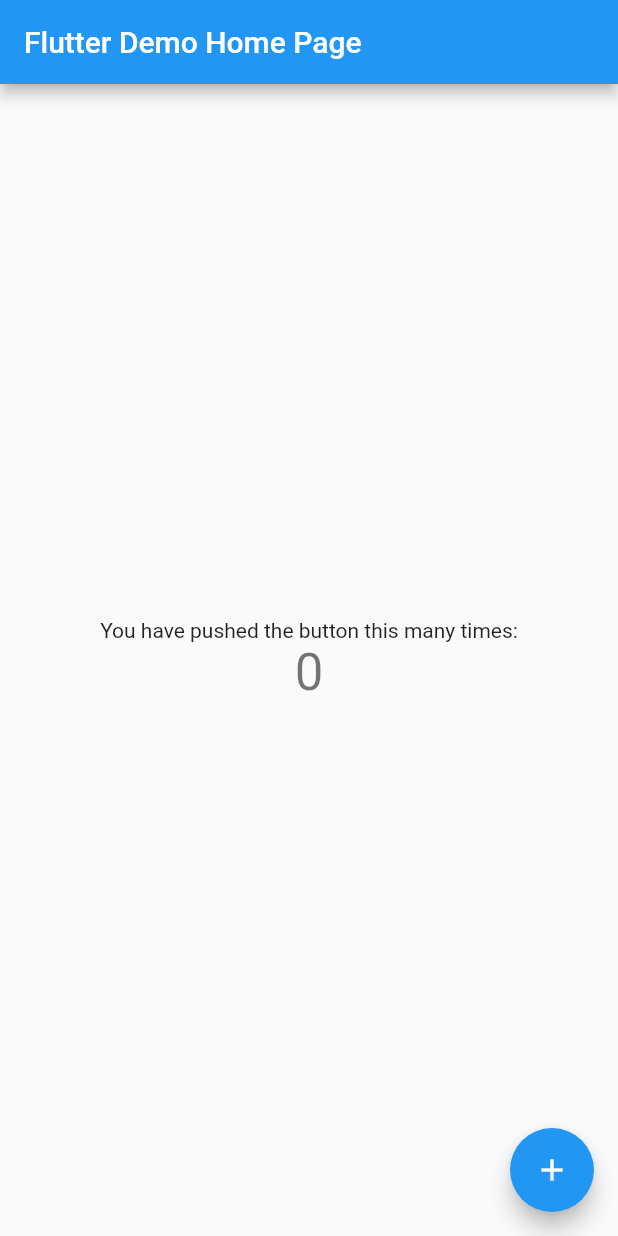
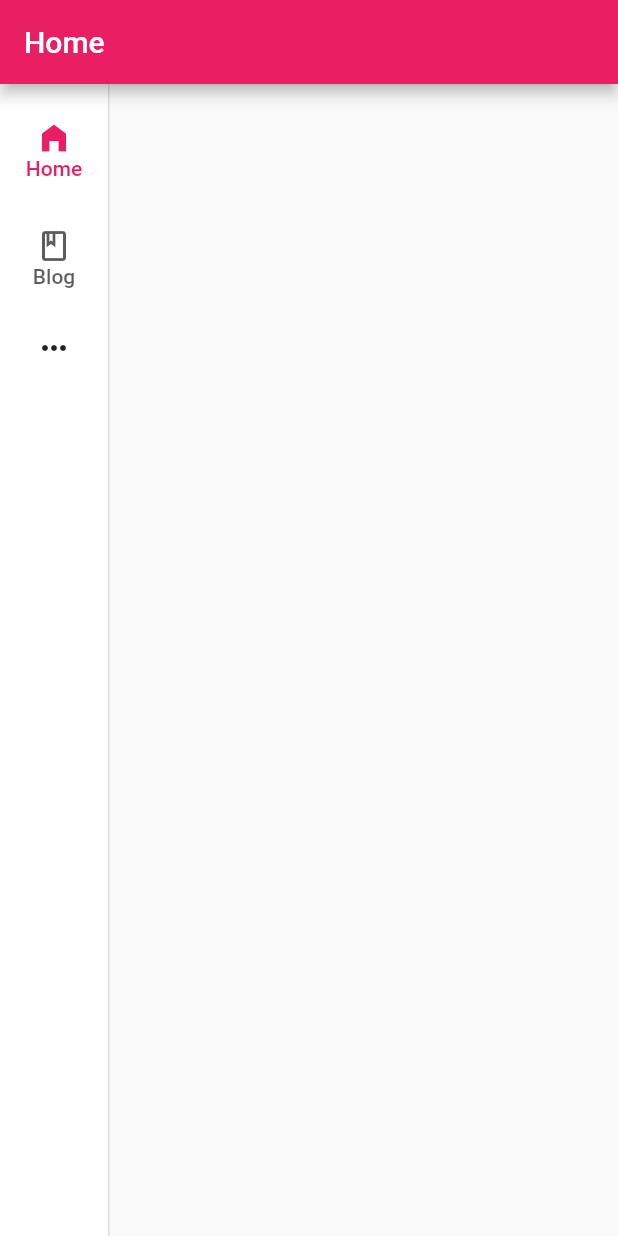
Before and after one commit to Code-Along-With-Kendra/code-along-blog, a Flutter app: the screen it shows after launch, on a phone screen of 412 x 824 dp. Run offline on Flutter 3.47's test engine with Material 2 defaults, Android fonts, the phone set to English and light mode, and no system bars.

Commit message:
Home page nav rail complete

```diff
--- a/lib/main.dart
+++ b/lib/main.dart
@@ -1,115 +1,6 @@
+import 'package:code_along/src/app.dart';
 import 'package:flutter/material.dart';
 
 void main() {
   runApp(const MyApp());
 }
-
-class MyApp extends StatelessWidget {
-  const MyApp({super.key});
-
-  // This widget is the root of your application.
-  @override
-  Widget build(BuildContext context) {
-    return MaterialApp(
-      title: 'Flutter Demo',
-      theme: ThemeData(
-        // This is the theme of your application.
-        //
-        // Try running your application with "flutter run". You'll see the
-        // application has a blue toolbar. Then, without quitting the app, try
-        // changing the primarySwatch below to Colors.green and then invoke
-        // "hot reload" (press "r" in the console where you ran "flutter run",
-        // or simply save your changes to "hot reload" in a Flutter IDE).
-        // Notice that the counter didn't reset back to zero; the application
-        // is not restarted.
-        primarySwatch: Colors.blue,
-      ),
-      home: const MyHomePage(title: 'Flutter Demo Home Page'),
-    );
-  }
-}
-
-class MyHomePage extends StatefulWidget {
-  const MyHomePage({super.key, required this.title});
-
-  // This widget is the home page of your application. It is stateful, meaning
-  // that it has a State object (defined below) that contains fields that affect
-  // how it looks.
-
-  // This class is the configuration for the state. It holds the values (in this
-  // case the title) provided by the parent (in this case the App widget) and
-  // used by the build method of the State. Fields in a Widget subclass are
-  // always marked "final".
-
-  final String title;
-
-  @override
-  State<MyHomePage> createState() => _MyHomePageState();
-}
-
-class _MyHomePageState extends State<MyHomePage> {
-  int _counter = 0;
-
-  void _incrementCounter() {
-    setState(() {
-      // This call to setState tells the Flutter framework that something has
-      // changed in this State, which causes it to rerun the build method below
-      // so that the display can reflect the updated values. If we changed
-      // _counter without calling setState(), then the build method would not be
-      // called again, and so nothing would appear to happen.
-      _counter++;
-    });
-  }
-
-  @override
-  Widget build(BuildContext context) {
-    // This method is rerun every time setState is called, for instance as done
-    // by the _incrementCounter method above.
-    //
-    // The Flutter framework has been optimized to make rerunning build methods
-    // fast, so that you can just rebuild anything that needs updating rather
-    // than having to individually change instances of widgets.
-    return Scaffold(
-      appBar: AppBar(
-        // Here we take the value from the MyHomePage object that was created by
-        // the App.build method, and use it to set our appbar title.
-        title: Text(widget.title),
-      ),
-      body: Center(
-        // Center is a layout widget. It takes a single child and positions it
-        // in the middle of the parent.
-        child: Column(
-          // Column is also a layout widget. It takes a list of children and
-          // arranges them vertically. By default, it sizes itself to fit its
-          // children horizontally, and tries to be as tall as its parent.
-          //
-          // Invoke "debug painting" (press "p" in the console, choose the
-          // "Toggle Debug Paint" action from the Flutter Inspector in Android
-          // Studio, or the "Toggle Debug Paint" command in Visual Studio Code)
-          // to see the wireframe for each widget.
-          //
-          // Column has various properties to control how it sizes itself and
-          // how it positions its children. Here we use mainAxisAlignment to
-          // center the children vertically; the main axis here is the vertical
-          // axis because Columns are vertical (the cross axis would be
-          // horizontal).
-          mainAxisAlignment: MainAxisAlignment.center,
-          children: <Widget>[
-            const Text(
-              'You have pushed the button this many times:',
-            ),
-            Text(
-              '$_counter',
-              style: Theme.of(context).textTheme.headline4,
-            ),
-          ],
-        ),
-      ),
-      floatingActionButton: FloatingActionButton(
-        onPressed: _incrementCounter,
-        tooltip: 'Increment',
-        child: const Icon(Icons.add),
-      ), // This trailing comma makes auto-formatting nicer for build methods.
-    );
-  }
-}
--- /dev/null
+++ b/lib/src/app.dart
@@ -0,0 +1,18 @@
+import 'package:code_along/src/app/home/home.dart';
+import 'package:flutter/material.dart';
+
+class MyApp extends StatelessWidget {
+  const MyApp({super.key});
+
+  // This widget is the root of your application.
+  @override
+  Widget build(BuildContext context) {
+    return MaterialApp(
+      title: 'Flutter Demo',
+      theme: ThemeData(
+        primarySwatch: Colors.pink,
+      ),
+      home: const MyHomePage(title: 'Flutter Demo Home Page'),
+    );
+  }
+}
--- /dev/null
+++ b/lib/src/app/home/home.dart
@@ -0,0 +1,58 @@
+import 'package:flutter/material.dart';
+
+class MyHomePage extends StatefulWidget {
+  const MyHomePage({super.key, required this.title});
+
+  final String title;
+
+  @override
+  State<MyHomePage> createState() => _MyHomePageState();
+}
+
+class _MyHomePageState extends State<MyHomePage> {
+  int _selectedIndex = 0;
+
+  @override
+  Widget build(BuildContext context) {
+    return Scaffold(
+      appBar: AppBar(
+        title: const Text('Home'),
+      ),
+      body: SafeArea(
+        child: Row(
+          children: [
+            NavigationRail(
+              selectedIndex: _selectedIndex,
+              groupAlignment: -1.0,
+              onDestinationSelected: (int index) {
+                setState(() {
+                  _selectedIndex = index;
+                });
+              },
+              labelType: NavigationRailLabelType.all,
+              trailing: IconButton(
+                onPressed: () {
+                  // Add your onPressed code here!
+                },
+                icon: const Icon(Icons.more_horiz_rounded),
+              ),
+              destinations: const <NavigationRailDestination>[
+                NavigationRailDestination(
+                  icon: Icon(Icons.home_outlined),
+                  selectedIcon: Icon(Icons.home_filled),
+                  label: Text('Home'),
+                ),
+                NavigationRailDestination(
+                  icon: Icon(Icons.book_outlined),
+                  selectedIcon: Icon(Icons.book),
+                  label: Text('Blog'),
+                ),
+              ],
+            ),
+            const VerticalDivider(thickness: 1, width: 1),
+          ],
+        ),
+      ),
+    );
+  }
+}
```
Also changed, not shown: 1 other file.
